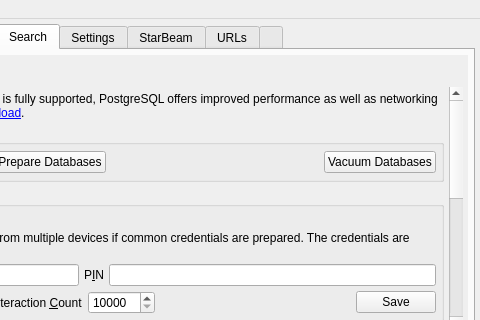
First picture: the form in branches/trunk/UI/controlcenter.ui, repository textbrowser/spot-on, before the edit; both pictures show x 320 to 800 and y 0 to 320 of the 800 by 600 pixel window.
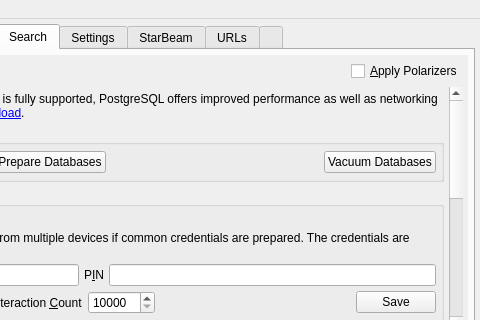
Second picture: the form after the edit. The open tabs and pages were chosen to show the change. Icons and pictures are not drawn. Custom widgets are drawn as their Qt base class.

Diff of the .ui file:
```diff
--- a/branches/trunk/UI/controlcenter.ui
+++ b/branches/trunk/UI/controlcenter.ui
@@ -3969,7 +3969,7 @@
              <x>0</x>
              <y>0</y>
              <width>776</width>
-             <height>500</height>
+             <height>503</height>
             </rect>
            </property>
            <layout class="QVBoxLayout" name="verticalLayout_2">
@@ -4030,6 +4030,16 @@
                 </property>
                </spacer>
               </item>
+              <item>
+               <widget class="QCheckBox" name="apply_polarizers">
+                <property name="toolTip">
+                 <string>Apply polarizers during the import process.</string>
+                </property>
+                <property name="text">
+                 <string>&amp;Apply Polarizers</string>
+                </property>
+               </widget>
+              </item>
              </layout>
             </item>
             <item>
```
Left out of the diff: 37 changed lines with no effect on the pictures.
